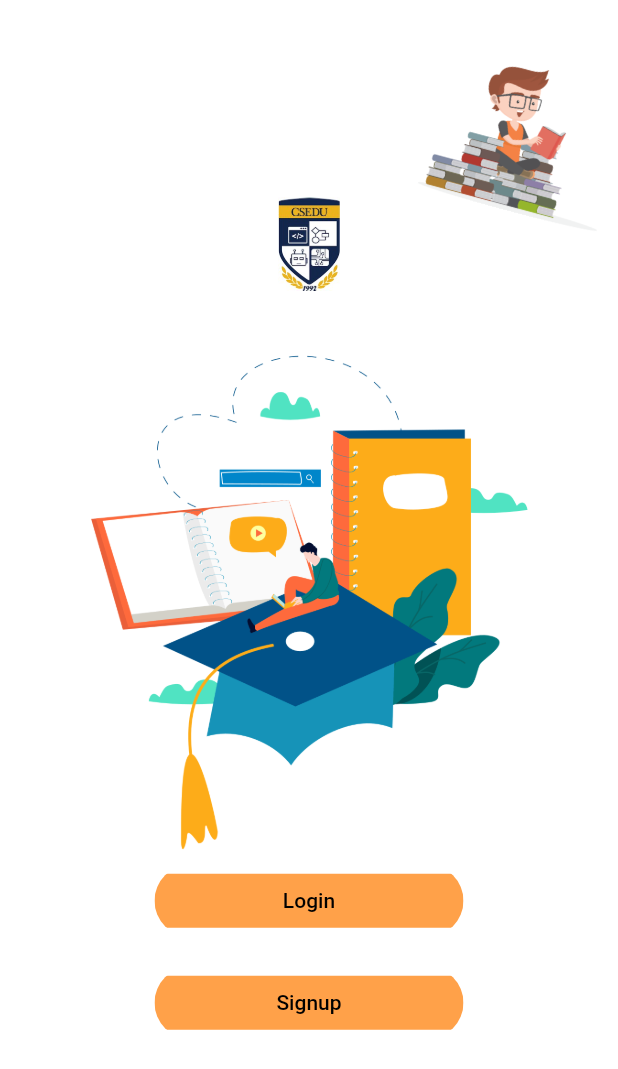
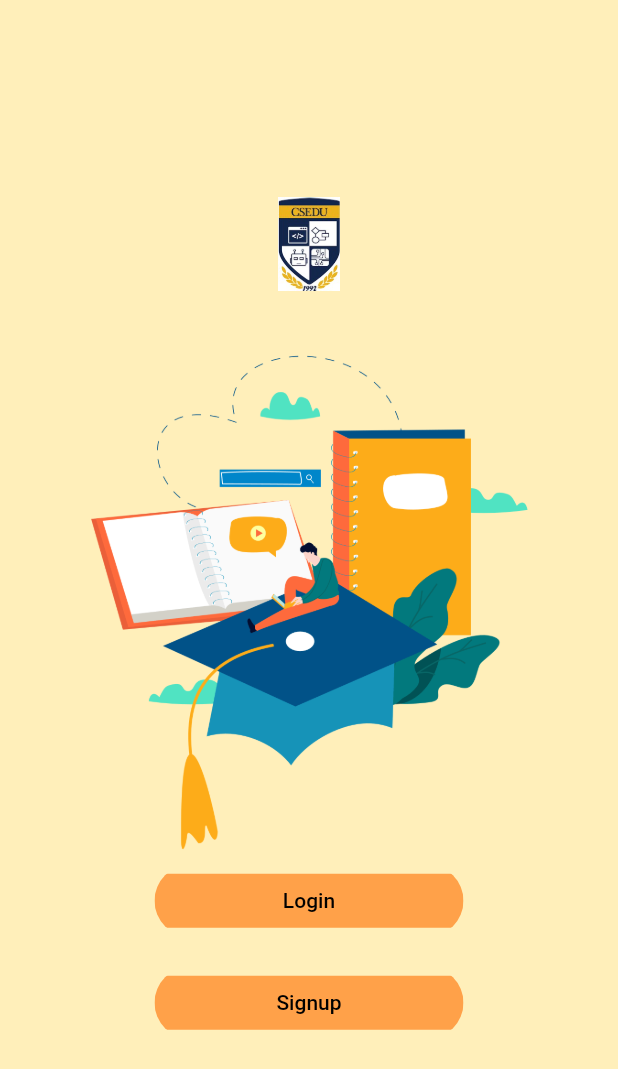
Before and after one commit to riadath/csedu, a Flutter app: the screen it shows after launch, on a phone screen of 412 x 824 dp. Shown: the top 1069 px of the screen. Run offline on Flutter 3.47's test engine with Material 2 defaults, Android fonts, the phone set to English and light mode, and no system bars; our stand-ins replace firebase_auth, firebase_core; accounts and stored records are empty.

Commit message:
files renamed

```diff
--- a/lib/RoundedInputField.dart
+++ b/lib/RoundedInputField.dart
@@ -5,17 +5,20 @@ class RoundedInputField extends StatelessWidget {
   final String hintText;
   final IconData icon;
   final ValueChanged<String> onChagned;
+  final TextEditingController controller;
   const RoundedInputField({
     Key? key,
     required this.hintText,
     required this.icon,
     required this.onChagned,
+    required this.controller,
   }) : super(key: key);
 
   @override
   Widget build(BuildContext context) {
     return TextFieldContainer(
       child: TextField(
+        controller: controller,
         onChanged: onChagned,
         decoration: InputDecoration(
           icon: Icon(
--- /dev/null
+++ b/lib/Screens/Welcome/WelcomeWidget.dart
@@ -0,0 +1,85 @@
+import 'package:csedu/Screens/Login/LoginScreen.dart';
+import 'package:csedu/Screens/Signup/SignupScreen.dart';
+import 'package:flutter/material.dart';
+import '../../RoundedButton.dart';
+
+class WelcomeWidget extends StatelessWidget {
+  const WelcomeWidget({Key? key}) : super(key: key);
+
+  @override
+  Widget build(BuildContext context) {
+    Size screenSize = MediaQuery.of(context).size;
+    return Background(
+      child: SingleChildScrollView(
+        child: Column(
+          mainAxisAlignment: MainAxisAlignment.center,
+          children: [
+            // SizedBox(height: screenSize.height * 0.0),
+            SizedBox(
+              width: screenSize.width * .1,
+              height: screenSize.height * .1,
+              child: Image.asset('images/csedu.jpg'),
+            ),
+            SizedBox(
+              height: screenSize.height * .04,
+            ),
+            Image.asset('images/learn.png', height: screenSize.height * .4),
+            RoundedButton(
+              buttonText: 'Login',
+              onPress: () {
+                Navigator.push(
+                    context,
+                    MaterialPageRoute(
+                      builder: (context) => const LoginScreen(),
+                    ));
+              },
+              textColor: Colors.black,
+            ),
+            RoundedButton(
+              buttonText: 'Signup',
+              onPress: () {
+                Navigator.push(
+                    context,
+                    MaterialPageRoute(
+                      builder: (context) => const SignupScreen(),
+                    ));
+              },
+              textColor: Colors.black,
+            ),
+          ],
+        ),
+      ),
+    );
+  }
+}
+
+class Background extends StatelessWidget {
+  final Widget child;
+  const Background({Key? key, required this.child}) : super(key: key);
+
+  @override
+  Widget build(BuildContext context) {
+    Size screenSize = MediaQuery.of(context).size;
+    return SizedBox(
+      height: screenSize.height,
+      width: double.infinity,
+      child: Stack(
+        alignment: Alignment.center,
+        children: <Widget>[
+          // Positioned(
+          //   top: 44,
+          //   right: 0,
+          //   child: RotationTransition(
+          //     turns: AlwaysStoppedAnimation(15 / 360),
+          //     child: Image.asset(
+          //       'images/readingbook.png',
+          //       width: screenSize.width * .3,
+          //     ),
+          //   ),
+          // ),
+          child,
+        ],
+      ),
+    );
+  }
+}
--- a/lib/Screens/Welcome/body.dart
+++ /dev/null
@@ -1,85 +0,0 @@
-import 'package:csedu/Screens/Login/LoginScreen.dart';
-import 'package:csedu/Screens/Signup/SignupScreen.dart';
-import 'package:flutter/material.dart';
-import '../../RoundedButton.dart';
-
-class Body extends StatelessWidget {
-  const Body({Key? key}) : super(key: key);
-
-  @override
-  Widget build(BuildContext context) {
-    Size screenSize = MediaQuery.of(context).size;
-    return Background(
-      child: SingleChildScrollView(
-        child: Column(
-          mainAxisAlignment: MainAxisAlignment.center,
-          children: [
-            // SizedBox(height: screenSize.height * 0.0),
-            SizedBox(
-              width: screenSize.width * .1,
-              height: screenSize.height * .1,
-              child: Image.asset('images/csedu.jpg'),
-            ),
-            SizedBox(
-              height: screenSize.height * .04,
-            ),
-            Image.asset('images/learn.png', height: screenSize.height * .4),
-            RoundedButton(
-              buttonText: 'Login',
-              onPress: () {
-                Navigator.push(
-                    context,
-                    MaterialPageRoute(
-                      builder: (context) => const LoginScreen(),
-                    ));
-              },
-              textColor: Colors.black,
-            ),
-            RoundedButton(
-              buttonText: 'Signup',
-              onPress: () {
-                Navigator.push(
-                    context,
-                    MaterialPageRoute(
-                      builder: (context) => const SignupScreen(),
-                    ));
-              },
-              textColor: Colors.black,
-            ),
-          ],
-        ),
-      ),
-    );
-  }
-}
-
-class Background extends StatelessWidget {
-  final Widget child;
-  const Background({Key? key, required this.child}) : super(key: key);
-
-  @override
-  Widget build(BuildContext context) {
-    Size screenSize = MediaQuery.of(context).size;
-    return SizedBox(
-      height: screenSize.height,
-      width: double.infinity,
-      child: Stack(
-        alignment: Alignment.center,
-        children: <Widget>[
-          Positioned(
-            top: 44,
-            right: 0,
-            child: RotationTransition(
-              turns: AlwaysStoppedAnimation(15 / 360),
-              child: Image.asset(
-                'images/readingbook.png',
-                width: screenSize.width * .3,
-              ),
-            ),
-          ),
-          child,
-        ],
-      ),
-    );
-  }
-}
--- a/lib/Screens/Welcome/welcomeScreen.dart
+++ b/lib/Screens/Welcome/welcomeScreen.dart
@@ -1,11 +1,11 @@
 import 'package:flutter/material.dart';
-import 'package:csedu/Screens/Welcome/body.dart';
+import 'package:csedu/Screens/Welcome/WelcomeWidget.dart';
 
 class WelcomeScreen extends StatelessWidget {
   const WelcomeScreen({Key? key}) : super(key: key);
 
   @override
   Widget build(BuildContext context) {
-    return Scaffold(body: Body());
+    return Scaffold(body: WelcomeWidget());
   }
 }
--- a/lib/main.dart
+++ b/lib/main.dart
@@ -1,8 +1,11 @@
 import 'package:csedu/Constants.dart';
 import 'package:flutter/material.dart';
 import 'package:csedu/Screens/Welcome/welcomeScreen.dart';
+import 'package:firebase_core/firebase_core.dart';
 
-void main() {
+Future main() async {
+  WidgetsFlutterBinding.ensureInitialized();
+  await Firebase.initializeApp();
   runApp(const MyApp());
 }
 
@@ -17,7 +20,7 @@ class MyApp extends StatelessWidget {
         primaryColor: gPrimaryColor,
         primaryColorLight: gPrimaryColor,
         primaryColorDark: Colors.grey[850],
-        scaffoldBackgroundColor: Colors.white,
+        scaffoldBackgroundColor: const Color.fromARGB(255, 255, 239, 186),
       ),
       home: WelcomeScreen(),
     );
```
Also changed, not shown: lib/Screens/Login/Body.dart (deleted, +0 -136 lines), lib/Screens/Login/LoginScreen.dart (+12 -3 lines), lib/Screens/Login/LoginWidget.dart (added, +166 -0 lines), pubspec.yaml (+12 -1 lines), analysis_options.yaml (line endings or trailing spaces), images/icons/google-plus.svg, images/icons/twitter.svg, lib/Constants.dart (line endings or trailing spaces), lib/RoundedButton.dart (line endings or trailing spaces), lib/Screens/Signup/SignupScreen.dart (line endings or trailing spaces), pubspec.lock, 78 other files.
